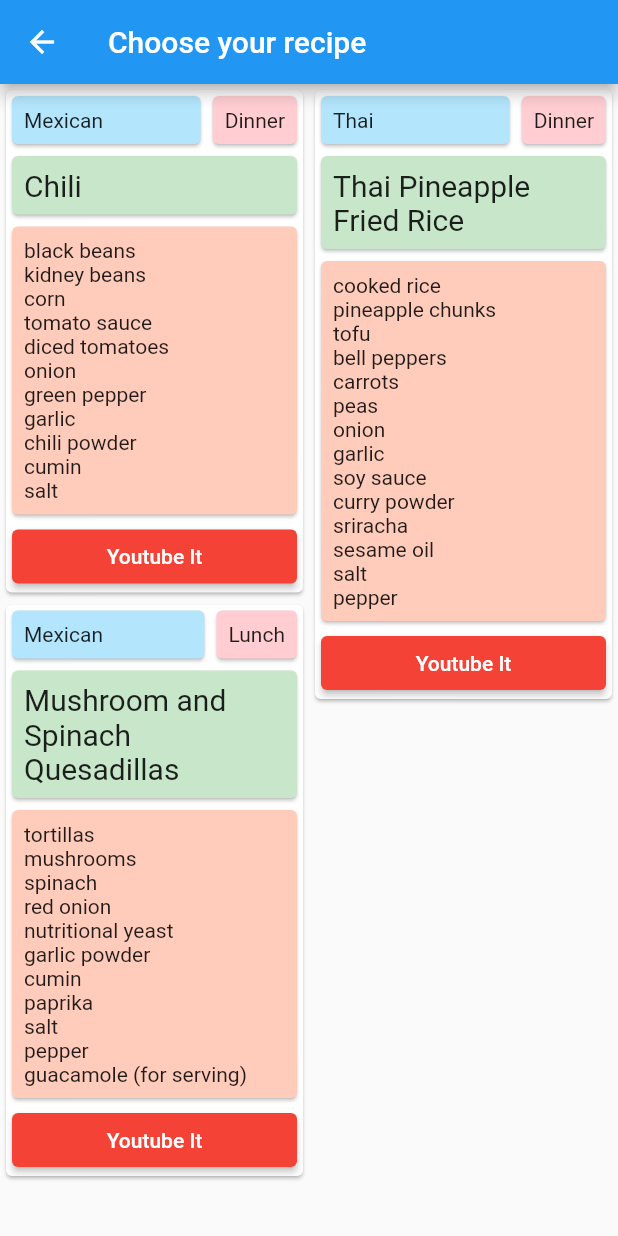
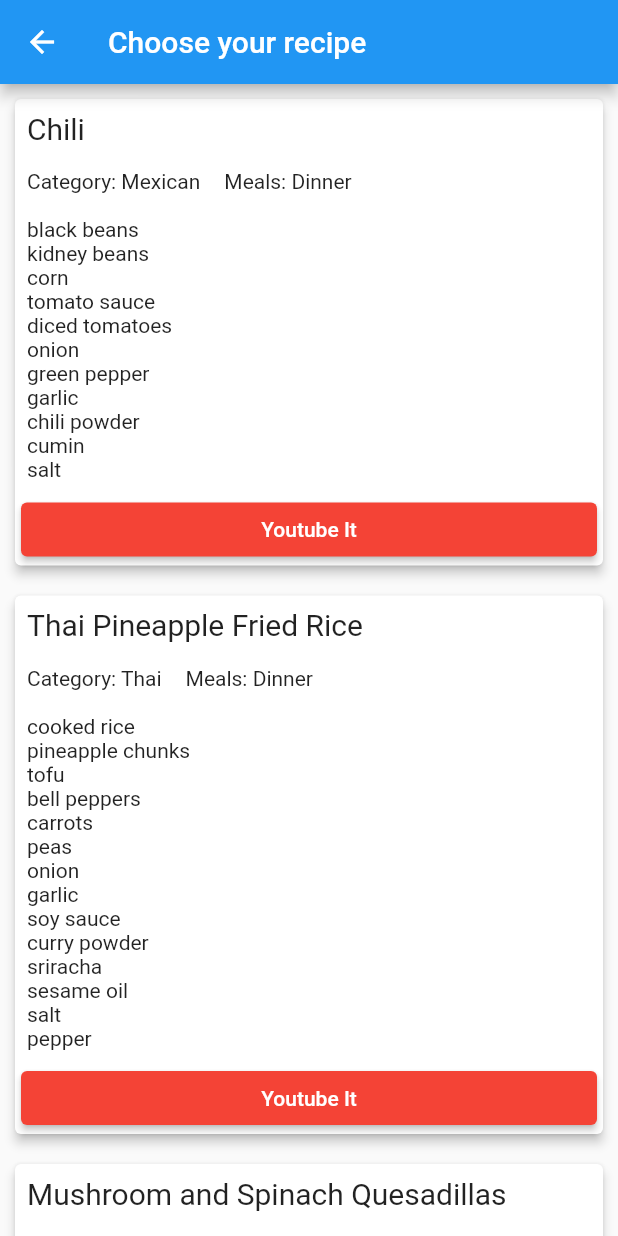
Before and after one commit to tuaha1/vegan-recipes, a Flutter app: the screen it shows after launch, item 2 of the bottom bar chosen, after a tap on "Get Recipes", on a phone screen of 412 x 824 dp. Run offline on Flutter 3.47's test engine with Material 2 defaults, Android fonts, the phone set to English and light mode, and no system bars; our stand-ins replace webview_flutter.

Commit message:
Done with allPossibleRecipes

```diff
--- /dev/null
+++ b/lib/Components/AllRecipes.dart
@@ -0,0 +1,38 @@
+import 'dart:convert';
+import 'package:app/Components/RecipeCard.dart';
+import 'package:flutter/material.dart';
+import 'package:flutter/services.dart';
+
+List<dynamic> allPossibleRecipes = [];
+List<List<dynamic>> ingredientsList = [];
+
+Future<void> getAllRecipeJsonData() async {
+  final String response = await rootBundle.loadString('assets/recipes.json');
+  final data = await json.decode(response);
+
+  allPossibleRecipes = [];
+  ingredientsList = [];
+
+  for (int i = 0; i < data.length; i++) {
+    allPossibleRecipes.add(data[i]);
+    allPossibleRecipes[i]["index"] = i;
+    ingredientsList.add(allPossibleRecipes[i]["ingredients"]);
+  }
+}
+
+Scaffold displayAllRecipes(context) {
+  getAllRecipeJsonData();
+
+  return Scaffold(
+    appBar: AppBar(
+      title: const Text("All Recipes"),
+    ),
+    body: ListView.builder(
+      itemCount: allPossibleRecipes.length,
+      itemBuilder: (context, index) {
+        getAllRecipeJsonData();
+        return recipeCard(allPossibleRecipes[index], context, ingredientsList);
+      },
+    ),
+  );
+}
--- /dev/null
+++ b/lib/Components/RecipeCard.dart
@@ -0,0 +1,71 @@
+import 'package:app/Components/DisplayYoutubeVideos.dart';
+import 'package:flutter/material.dart';
+
+Card recipeCard(item, BuildContext context, ingredientList) {
+  return Card(
+    margin: const EdgeInsets.all(10),
+    elevation: 3,
+    child: Column(
+      mainAxisAlignment: MainAxisAlignment.start,
+      children: [
+        SizedBox(
+          width: double.infinity,
+          child: Padding(
+            padding: const EdgeInsets.all(8.0),
+            child: Text(
+              item['name'],
+              style: const TextStyle(fontSize: 20),
+            ),
+          ),
+        ),
+        Row(
+          children: [
+            Padding(
+              padding: const EdgeInsets.all(8.0),
+              child: Text("Category: " + item["category"]),
+            ),
+            Padding(
+              padding: const EdgeInsets.all(8.0),
+              child: Text("Meals: " + item["meal"]),
+            ),
+          ],
+        ),
+        SizedBox(
+          width: double.infinity,
+          child: Padding(
+            padding: const EdgeInsets.all(8.0),
+            child: Column(
+                crossAxisAlignment: CrossAxisAlignment.start,
+                children: ingredientList[item["index"]].map<Widget>((item) {
+                  return Text(
+                    item.toString(),
+                  );
+                }).toList(),
+            ),
+          ),
+        ),
+        SizedBox(
+          width: double.infinity,
+          child: Padding(
+            padding: const EdgeInsets.fromLTRB(4.0, 0.0, 4.0, 0.0),
+            child: ElevatedButton(
+              style: ElevatedButton.styleFrom(primary: Colors.red),
+              child: const Text("Youtube It"),
+              onPressed: () {
+                Navigator.of(context).push(
+                  MaterialPageRoute(
+                    builder: (context) => DisplayYoutubeVideos(
+                        title: item["name"],
+                        choice:
+                            "https://www.youtube.com/results?search_query=" +
+                                item["name"]),
+                  ),
+                );
+              },
+            ),
+          ),
+        )
+      ],
+    ),
+  );
+}
--- a/lib/Components/SelectedOptions.dart
+++ b/lib/Components/SelectedOptions.dart
@@ -47,7 +47,6 @@ Scaffold selectedOptions(
             ),
           ),
         ),
-
       ],
     ),
   );
--- a/lib/Routes/PossibleRecipes.dart
+++ b/lib/Routes/PossibleRecipes.dart
@@ -1,8 +1,7 @@
 import 'dart:convert';
-import 'package:app/Routes/DisplayYoutubeVideos.dart';
+import 'package:app/Components/RecipeCard.dart';
 import 'package:flutter/material.dart';
 import 'package:flutter/services.dart';
-import 'package:flutter_staggered_grid_view/flutter_staggered_grid_view.dart';
 
 class PossibleRecipes extends StatefulWidget {
   PossibleRecipes({Key? key, required this.ingredientList}) : super(key: key);
@@ -14,7 +13,7 @@ class PossibleRecipes extends StatefulWidget {
 
 class _PossibleRecipesState extends State<PossibleRecipes> {
   List<dynamic> possibleRecipes = [];
-  List<List<dynamic>> ingredientList = [];
+  List<List<dynamic>> ingredientsList = [];
 
   Future<void> readJsonFile() async {
     final String response = await rootBundle.loadString('assets/recipes.json');
@@ -42,7 +41,7 @@ class _PossibleRecipesState extends State<PossibleRecipes> {
 
     for (int i = 0; i < possibleRecipes.length; i++) {
       possibleRecipes[i]["index"] = i;
-      ingredientList.add(possibleRecipes[i]["ingredients"]);
+      ingredientsList.add(possibleRecipes[i]["ingredients"]);
     }
   }
 
@@ -55,92 +54,14 @@ class _PossibleRecipesState extends State<PossibleRecipes> {
   @override
   Widget build(BuildContext context) {
     return Scaffold(
-      appBar: AppBar(
-        title: const Text("Choose your recipe"),
-      ),
-      body: StaggeredGrid.count(
-          crossAxisCount: 2,
-          children: possibleRecipes
-              .map(
-                (item) => Card(
-                  child: Column(
-                    mainAxisAlignment: MainAxisAlignment.start,
-                    children: [
-                      Row(
-                        children: [
-                          Expanded(
-                            child: Card(
-                              color: Colors.lightBlue[100],
-                              child: Padding(
-                                padding: const EdgeInsets.all(8.0),
-                                child: Text(item["category"]),
-                              ),
-                            ),
-                          ),
-                          Card(
-                            color: Colors.red[100],
-                            child: Padding(
-                              padding: const EdgeInsets.all(8.0),
-                              child: Text(item["meal"]),
-                            ),
-                          ),
-                        ],
-                      ),
-                      SizedBox(
-                        width: double.infinity,
-                        child: Card(
-                          color: Colors.green[100],
-                          child: Padding(
-                            padding: const EdgeInsets.all(8.0),
-                            child: Text(
-                              item['name'],
-                              style: const TextStyle(fontSize: 20),
-                            ),
-                          ),
-                        ),
-                      ),
-                      SizedBox(
-                        width: double.infinity,
-                        child: Card(
-                          color: Colors.deepOrange[100],
-                          child: Padding(
-                            padding: const EdgeInsets.all(8.0),
-                            child: Column(
-                                crossAxisAlignment: CrossAxisAlignment.start,
-                                children: ingredientList[item["index"]]
-                                    .map((e) => Text(e.toString()))
-                                    .toList()),
-                          ),
-                        ),
-                      ),
-                      SizedBox(
-                        width: double.infinity,
-                        child: Padding(
-                          padding:
-                              const EdgeInsets.fromLTRB(4.0, 0.0, 4.0, 0.0),
-                          child: ElevatedButton(
-                            style:
-                                ElevatedButton.styleFrom(primary: Colors.red),
-                            child: const Text("Youtube It"),
-                            onPressed: () {
-                              Navigator.of(context).push(
-                                MaterialPageRoute(
-                                  builder: (context) => DisplayYoutubeVideos(
-                                      title: item["name"],
-                                      choice:
-                                          "https://www.youtube.com/results?search_query=" +
-                                              item["name"]),
-                                ),
-                              );
-                            },
-                          ),
-                        ),
-                      )
-                    ],
-                  ),
-                ),
-              )
-              .toList()),
-    );
+        appBar: AppBar(
+          title: const Text("Choose your recipe"),
+        ),
+        body: ListView.builder(
+            itemCount: possibleRecipes.length,
+            itemBuilder: (BuildContext context, int index) {
+              return recipeCard(
+                  possibleRecipes[index], context, ingredientsList);
+            }));
   }
 }
--- a/lib/Routes/RecipeList.dart
+++ b/lib/Routes/RecipeList.dart
@@ -1,3 +1,4 @@
+import 'package:app/Components/AllRecipes.dart';
 import 'package:flutter/material.dart';
 import '../Components/ListOptions.dart';
 import '../Components/SelectedOptions.dart';
@@ -12,7 +13,7 @@ class RecipeList extends StatefulWidget {
 class _RecipeListState extends State<RecipeList> {
   int _currentIndex = 0;
 
-  List<String> recipeHolder = [
+  List recipeHolder = [
     "black beans",
     "kidney beans",
     "corn",
@@ -66,6 +67,7 @@ class _RecipeListState extends State<RecipeList> {
     final List<Widget> _pages = [
       listOptions(listOption, recipeHolder),
       selectedOptions(recipeHolder, removeIngredient, context),
+      displayAllRecipes(context)
     ];
 
     return Scaffold(
@@ -86,6 +88,10 @@ class _RecipeListState extends State<RecipeList> {
             icon: Icon(Icons.settings),
             label: 'suggestions',
           ),
+          BottomNavigationBarItem(
+            icon: Icon(Icons.list),
+            label: 'recipes',
+          ),
         ],
       ),
     );
```
Also changed, not shown: lib/Components/DisplayYoutubeVideos.dart (renamed from lib/Routes/DisplayYoutubeVideos.dart).
